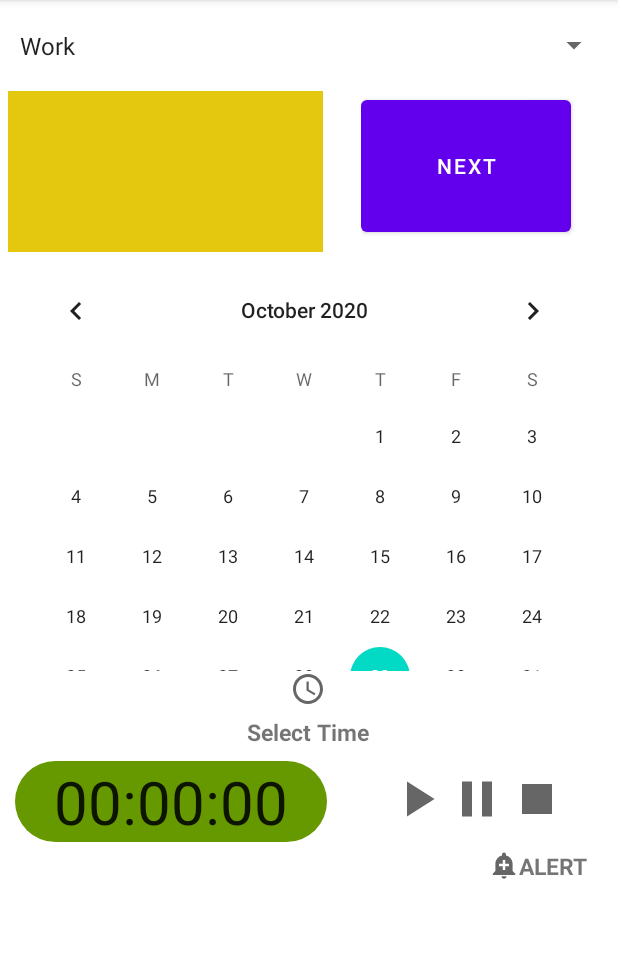
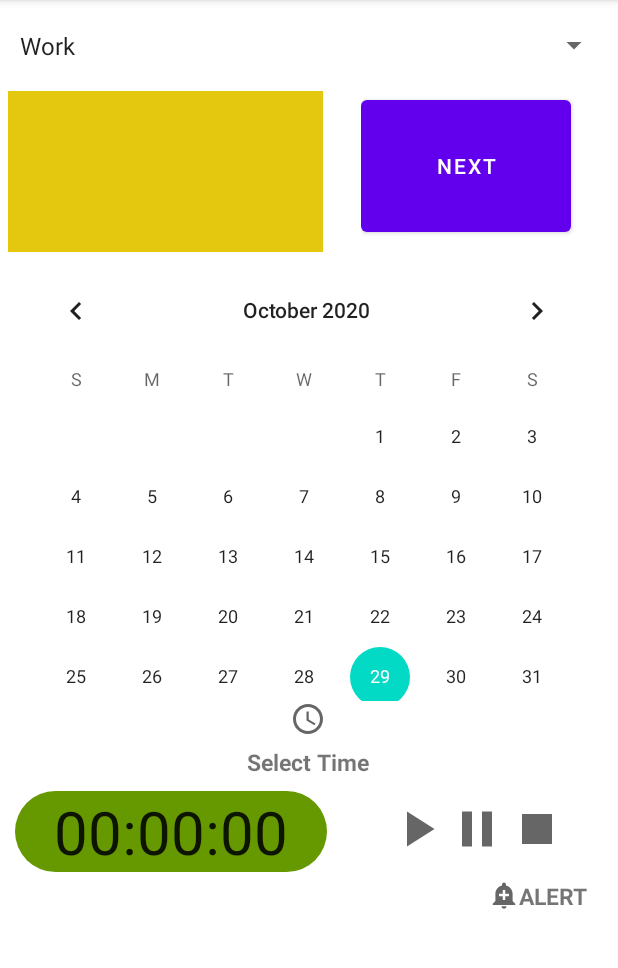
Before and after one commit to sudheera96/NoteTracker, an Android app: the MainActivity2 screen opened directly, with no data from a screen before it, on a phone screen of 412 x 824 dp, the part 84-1052 px from its top. Run offline under Robolectric (Android 15) with nearby library versions, the phone set to English and light mode, and no system bars.

Commit message:
adjusted the calendar view in xml page - Saikrishna

```diff
--- a/AndriodProj/app/src/main/res/layout/activity_main2.xml
+++ b/AndriodProj/app/src/main/res/layout/activity_main2.xml
@@ -60,27 +60,14 @@
 
     <CalendarView
         android:id="@+id/calendarView"
-        android:layout_width="395dp"
-        android:layout_height="274dp"
+        android:layout_width="398dp"
+        android:layout_height="294dp"
         android:layout_marginStart="5dp"
         android:layout_marginLeft="5dp"
         android:layout_marginTop="5dp"
         app:layout_constraintStart_toStartOf="parent"
         app:layout_constraintTop_toBottomOf="@+id/editTextTextPersonName" />
 
-
-    <TextView
-        android:id="@+id/time"
-        android:layout_width="407dp"
-        android:layout_height="50dp"
-
-        android:layout_gravity="center"
-        android:drawableTop="@drawable/ic_time"
-        android:hint="Select Time"
-        android:text="Select Time"
-        android:textAlignment="center"
-        android:textSize="15dp"
-        android:textStyle="bold" />
 
     <!-- <EditText
          android:id="@+id/editTextTime"
@@ -96,6 +83,20 @@
          android:textAlignment="center"
          android:background="@drawable/bg_background"
          />-->
+
+    <TextView
+        android:id="@+id/time"
+        android:layout_width="407dp"
+        android:layout_height="50dp"
+
+        android:layout_gravity="center"
+        android:drawableTop="@drawable/ic_time"
+        android:hint="Select Time"
+        android:text="Select Time"
+        android:textAlignment="center"
+        android:textSize="15dp"
+        android:textStyle="bold" />
+
     <LinearLayout
         android:layout_width="match_parent"
         android:layout_height="wrap_content"
```
